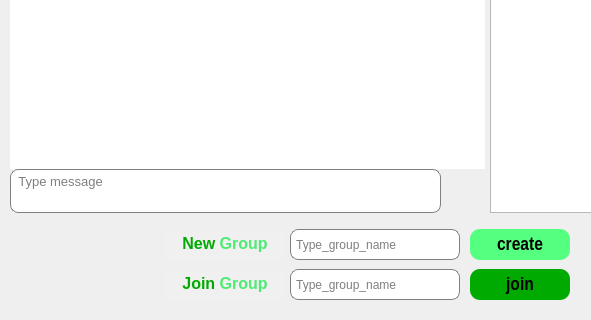
The window that jamin-gram/groups.ui (raminLgh/jamin-gram) describes before a commit, drawn with Qt 5; both pictures show x 0 to 591 and y 280 to 600 of the 700 by 600 pixel window.
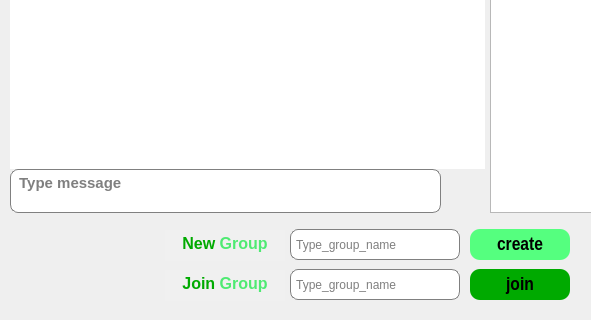
The same window after the commit. Icons and pictures are not drawn.

```diff
--- a/jamin-gram/groups.ui
+++ b/jamin-gram/groups.ui
@@ -219,7 +219,9 @@
     <property name="font">
      <font>
       <family>Arial</family>
-      <pointsize>10</pointsize>
+      <pointsize>11</pointsize>
+      <weight>75</weight>
+      <bold>true</bold>
      </font>
     </property>
     <property name="styleSheet">
```
Left out of the diff: 11 changed lines with no effect on the pictures.
